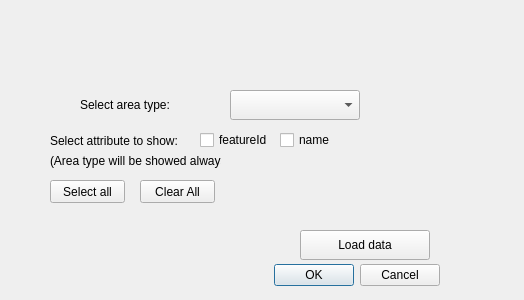
The window that Artdatabanken_plugin_dialog_base.ui (albabjorkman/GIT-project) describes before a commit, drawn with Qt 5.
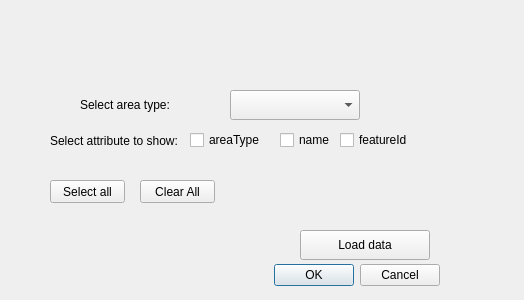
The same window after the commit.

Commit message: added so area type doesnt need to be selected

```diff
--- a/Artdatabanken_plugin_dialog_base.ui
+++ b/Artdatabanken_plugin_dialog_base.ui
@@ -87,7 +87,7 @@
   <widget class="QCheckBox" name="featureId">
    <property name="geometry">
     <rect>
-     <x>200</x>
+     <x>340</x>
      <y>130</y>
      <width>101</width>
      <height>20</height>
@@ -146,7 +146,20 @@
     </rect>
    </property>
    <property name="text">
-    <string>(Area type will be showed always)</string>
+    <string/>
+   </property>
+  </widget>
+  <widget class="QCheckBox" name="areaTypes">
+   <property name="geometry">
+    <rect>
+     <x>190</x>
+     <y>130</y>
+     <width>71</width>
+     <height>20</height>
+    </rect>
+   </property>
+   <property name="text">
+    <string>areaType</string>
    </property>
   </widget>
  </widget>
```
Left out of the diff: 2 changed lines with no effect on the pictures. The commit also changes 2 other files.
